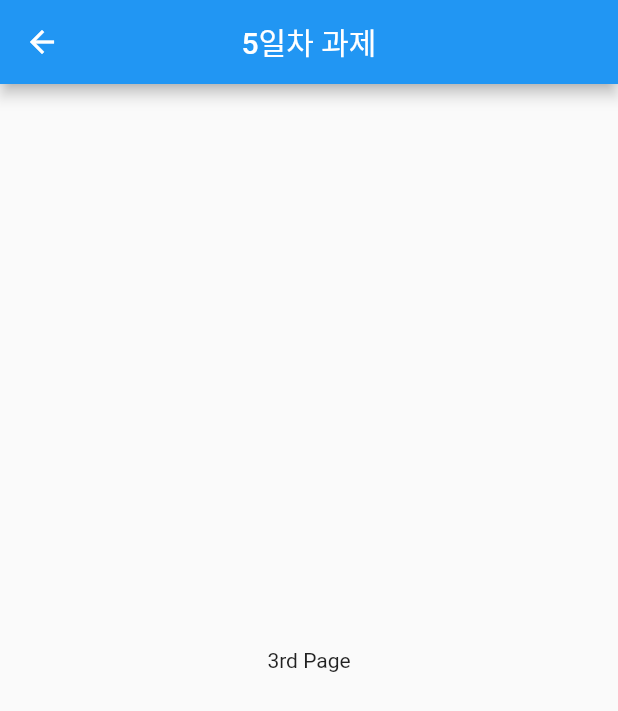
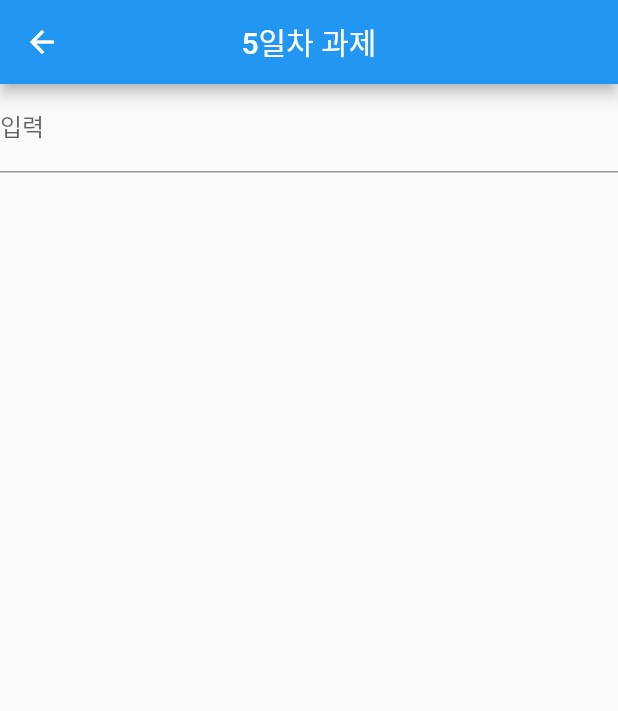
Before and after one commit to 9weeks-flutter-sfac/assignment-yunhyerim, a Flutter app: the ThirdPage screen opened directly, on a phone screen of 412 x 824 dp. Shown: the top 711 px of the screen. Run offline on Flutter 3.47's test engine with Material 2 defaults, Android fonts, the phone set to English and light mode, and no system bars.

Commit message:
Day5 Assignment 3 Complete

```diff
--- a/day5/assignment1/lib/main.dart
+++ b/day5/assignment1/lib/main.dart
@@ -133,9 +133,11 @@ class ThirdPage extends StatefulWidget {
 }
 
 class _ThirdPageState extends State<ThirdPage> {
+  var textEditingController = TextEditingController();
+  var text = '';
+
   @override
   Widget build(BuildContext context) {
-    // TODO: implement build
     return Scaffold(
       appBar: AppBar(
         // automaticallyImplyLeading: false, //기본적으로 true라 따로 만들어주지않아도 뒤로가기 가능
@@ -144,7 +146,19 @@ class _ThirdPageState extends State<ThirdPage> {
       ),
       body: SafeArea(
         child: Center(
-          child: Text('3rd Page'),
+          child: Column(
+            children: [
+              TextField(
+                controller: textEditingController,
+                decoration: InputDecoration(label: Text('입력')),
+                onChanged: (value) {
+                  text = value;
+                  setState(() {});
+                },
+              ),
+              Text('$text'),
+            ],
+          ),
         ),
       ),
     );
```
